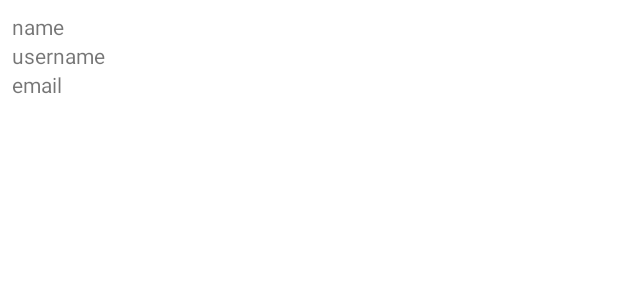
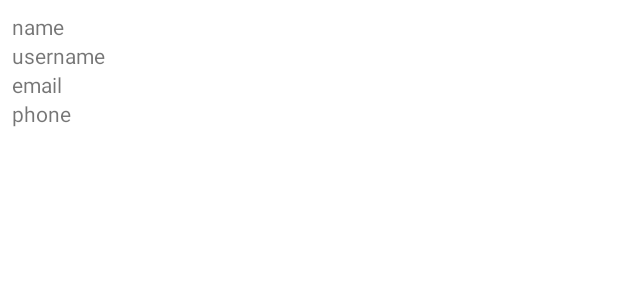
Before and after one commit to percyruiz/Cartrack, an Android app: the layout user_item.xml on its own in the app's theme, with its tools: preview values and no code run, on a phone screen of 412 x 824 dp. Shown: the top 300 px of the screen. Run offline under Robolectric (Android 15) with nearby library versions, the phone set to English and light mode, and no system bars.

```diff
--- a/app/src/main/java/com/percivalruiz/cartrack/ui/user/list/UserViewHolder.kt
+++ b/app/src/main/java/com/percivalruiz/cartrack/ui/user/list/UserViewHolder.kt
@@ -20,6 +20,7 @@ class UserViewHolder(
   private val name: TextView = view.findViewById(R.id.name)
   private val username: TextView = view.findViewById(R.id.username)
   private val email: TextView = view.findViewById(R.id.email)
+  private val phone: TextView = view.findViewById(R.id.phone)
 
   init {
     view.setOnClickListener {
@@ -32,6 +33,7 @@ class UserViewHolder(
       this@UserViewHolder.name.text = name
       this@UserViewHolder.username.text = username
       this@UserViewHolder.email.text = email
+      this@UserViewHolder.phone.text = phone
     }
   }
 
--- a/app/src/main/res/layout/user_item.xml
+++ b/app/src/main/res/layout/user_item.xml
@@ -5,6 +5,7 @@
     xmlns:tools="http://schemas.android.com/tools"
     android:layout_width="match_parent"
     android:padding="8dp"
+    android:background="?selectableItemBackground"
     android:layout_height="wrap_content">
 
   <TextView
@@ -37,4 +38,14 @@
       android:layout_width="match_parent"
       />
 
+  <TextView
+      android:id="@+id/phone"
+      app:layout_constraintTop_toBottomOf="@id/email"
+      app:layout_constraintLeft_toLeftOf="parent"
+      app:layout_constraintRight_toRightOf="parent"
+      tools:text="phone"
+      android:layout_height="wrap_content"
+      android:layout_width="match_parent"
+      />
+
 </androidx.constraintlayout.widget.ConstraintLayout>
```
Also changed, not shown: app/src/main/java/com/percivalruiz/cartrack/ui/user/list/SeparatorViewHolder.kt (added, +17 -0 lines), app/src/main/java/com/percivalruiz/cartrack/ui/user/list/UIModel.kt (added, +8 -0 lines), app/src/main/java/com/percivalruiz/cartrack/ui/user/list/UserListAdapter.kt (+33 -9 lines), app/src/main/java/com/percivalruiz/cartrack/ui/user/list/UserListViewModel.kt (+14 -1 lines), app/src/main/res/layout/separator_item.xml (added, +12 -0 lines).
